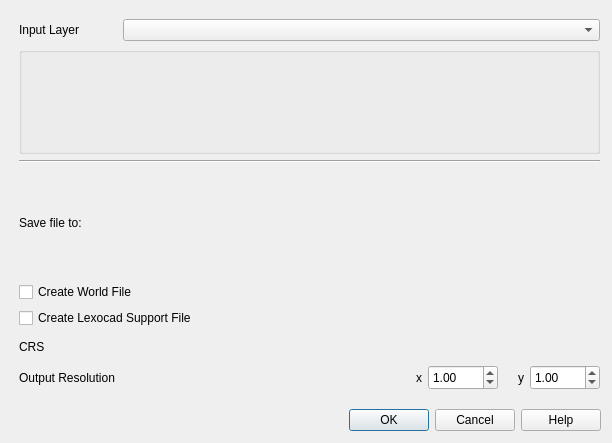
Before: the Qt Designer form raster_cutter_dialog_base.ui in geometalab/qgis-raster-cutter, drawn with Qt 5.
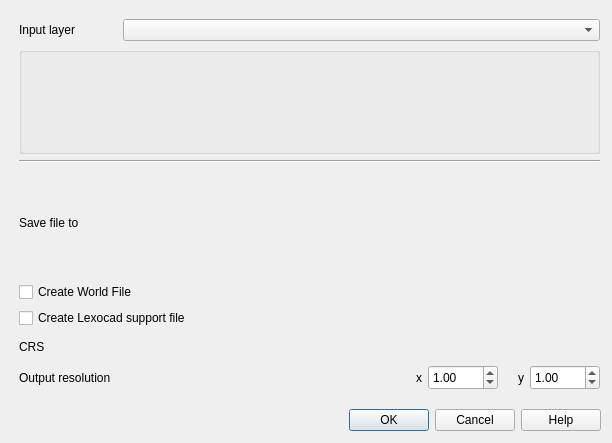
After: the same form once the commit is applied. Custom widgets are drawn as their Qt base class.

Commit message: - updated UI wording - added 7zip path to pyqgis.cmd

```diff
--- a/raster_cutter_dialog_base.ui
+++ b/raster_cutter_dialog_base.ui
@@ -59,7 +59,7 @@
          </size>
         </property>
         <property name="text">
-         <string>Input Layer</string>
+         <string>Input layer</string>
         </property>
        </widget>
       </item>
@@ -99,7 +99,7 @@
          </size>
         </property>
         <property name="text">
-         <string>Save file to:</string>
+         <string>Save file to</string>
         </property>
        </widget>
       </item>
@@ -134,7 +134,7 @@
        <string/>
       </property>
       <property name="text">
-       <string>Create Lexocad Support File</string>
+       <string>Create Lexocad support file</string>
       </property>
      </widget>
     </item>
@@ -206,7 +206,7 @@
          <string/>
         </property>
         <property name="text">
-         <string>Output Resolution</string>
+         <string>Output resolution</string>
         </property>
        </widget>
       </item>
```
The commit also changes 1 other file.
